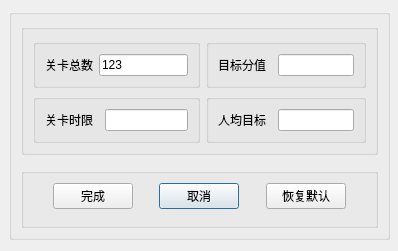
Old version of the form ui/config.ui in the repository NewerLsg/StatServer.
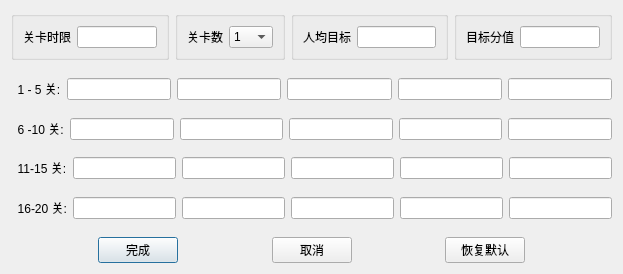
New version of the form.

```diff
--- a/ui/config.ui
+++ b/ui/config.ui
@@ -6,59 +6,32 @@
    <rect>
     <x>0</x>
     <y>0</y>
-    <width>398</width>
-    <height>251</height>
+    <width>623</width>
+    <height>274</height>
    </rect>
   </property>
   <property name="windowTitle">
    <string>Dialog</string>
   </property>
-  <widget class="QGroupBox" name="groupBox_7">
-   <property name="geometry">
-    <rect>
-     <x>9</x>
-     <y>9</y>
-     <width>381</width>
-     <height>231</height>
-    </rect>
-   </property>
-   <property name="title">
-    <string/>
-   </property>
-   <layout class="QVBoxLayout" name="verticalLayout">
-    <item>
-     <widget class="QGroupBox" name="groupBox_2">
-      <property name="title">
-       <string/>
-      </property>
-      <layout class="QGridLayout" name="gridLayout_6">
-       <item row="1" column="0" alignment="Qt::AlignHCenter">
+  <layout class="QGridLayout" name="gridLayout">
+   <item row="0" column="0">
+    <layout class="QVBoxLayout" name="verticalLayout">
+     <item>
+      <layout class="QHBoxLayout" name="horizontalLayout">
+       <item>
         <widget class="QGroupBox" name="groupBox_4">
          <property name="title">
           <string/>
          </property>
          <layout class="QGridLayout" name="gridLayout_3">
-          <item row="0" column="1" colspan="2">
-           <spacer name="verticalSpacer_3">
-            <property name="orientation">
-             <enum>Qt::Vertical</enum>
-            </property>
-            <property name="sizeHint" stdset="0">
-             <size>
-              <width>20</width>
-              <height>0</height>
-             </size>
-            </property>
-           </spacer>
-          </item>
-          <item row="1" column="0">
+          <item row="0" column="0">
            <widget class="QLabel" name="label_2">
             <property name="text">
              <string>关卡时限</string>
             </property>
            </widget>
           </item>
-          <item row="1" column="1">
+          <item row="0" column="1">
            <spacer name="horizontalSpacer_5">
             <property name="orientation">
              <enum>Qt::Horizontal</enum>
@@ -71,51 +44,31 @@
             </property>
            </spacer>
           </item>
-          <item row="1" column="2" alignment="Qt::AlignHCenter">
+          <item row="0" column="2" alignment="Qt::AlignHCenter">
            <widget class="QLineEdit" name="TimeLimitLine">
             <property name="styleSheet">
              <string notr="true">font: 12pt &quot;仿宋&quot;;</string>
             </property>
            </widget>
           </item>
-          <item row="2" column="1" colspan="2">
-           <spacer name="verticalSpacer_4">
-            <property name="orientation">
-             <enum>Qt::Vertical</enum>
-            </property>
-            <property name="sizeHint" stdset="0">
-             <size>
-              <width>20</width>
-              <height>0</height>
-             </size>
-            </property>
-           </spacer>
-          </item>
          </layout>
         </widget>
        </item>
-       <item row="0" column="1" alignment="Qt::AlignHCenter">
-        <widget class="QGroupBox" name="groupBox_5">
+       <item>
+        <widget class="QGroupBox" name="groupBox_7">
          <property name="title">
           <string/>
          </property>
-         <layout class="QGridLayout" name="gridLayout_4">
+         <layout class="QGridLayout" name="gridLayout_10">
           <item row="0" column="0" alignment="Qt::AlignVCenter">
-           <widget class="QLabel" name="label_3">
+           <widget class="QLabel" name="label_8">
             <property name="text">
-             <string>目标分值</string>
-            </property>
-           </widget>
-          </item>
-          <item row="0" column="2" alignment="Qt::AlignHCenter|Qt::AlignVCenter">
-           <widget class="QLineEdit" name="ScoreUnitLine">
-            <property name="styleSheet">
-             <string notr="true">font: 12pt &quot;宋体&quot;;</string>
+             <string>关卡数</string>
             </property>
            </widget>
           </item>
           <item row="0" column="1">
-           <spacer name="horizontalSpacer_6">
+           <spacer name="horizontalSpacer_9">
             <property name="orientation">
              <enum>Qt::Horizontal</enum>
             </property>
@@ -127,29 +80,120 @@
             </property>
            </spacer>
           </item>
-          <item row="1" column="1" colspan="2">
-           <spacer name="verticalSpacer_6">
-            <property name="orientation">
-             <enum>Qt::Vertical</enum>
-            </property>
-            <property name="sizeHint" stdset="0">
-             <size>
-              <width>20</width>
-              <height>0</height>
-             </size>
-            </property>
-           </spacer>
+          <item row="0" column="2">
+           <widget class="QComboBox" name="comboBox">
+            <item>
+             <property name="text">
+              <string>1</string>
+             </property>
+            </item>
+            <item>
+             <property name="text">
+              <string>2</string>
+             </property>
+            </item>
+            <item>
+             <property name="text">
+              <string>3</string>
+             </property>
+            </item>
+            <item>
+             <property name="text">
+              <string>4</string>
+             </property>
+            </item>
+            <item>
+             <property name="text">
+              <string>5</string>
+             </property>
+            </item>
+            <item>
+             <property name="text">
+              <string>6</string>
+             </property>
+            </item>
+            <item>
+             <property name="text">
+              <string>7</string>
+             </property>
+            </item>
+            <item>
+             <property name="text">
+              <string>8</string>
+             </property>
+            </item>
+            <item>
+             <property name="text">
+              <string>9</string>
+             </property>
+            </item>
+            <item>
+             <property name="text">
+              <string>10</string>
+             </property>
+            </item>
+            <item>
+             <property name="text">
+              <string>11</string>
+             </property>
+            </item>
+            <item>
+             <property name="text">
+              <string>12</string>
+             </property>
+            </item>
+            <item>
+             <property name="text">
+              <string>13</string>
+             </property>
+            </item>
+            <item>
+             <property name="text">
+              <string>14</string>
+             </property>
+            </item>
+            <item>
+             <property name="text">
+              <string>15</string>
+             </property>
+            </item>
+            <item>
+             <property name="text">
+              <string>16</string>
+             </property>
+            </item>
+            <item>
+             <property name="text">
+              <string>17</string>
+             </property>
+            </item>
+            <item>
+             <property name="text">
+              <string>18</string>
+             </property>
+            </item>
+            <item>
+             <property name="text">
+              <string>19</string>
+             </property>
+            </item>
+            <item>
+             <property name="text">
+              <string>20</string>
+             </property>
+            </item>
+           </widget>
           </item>
          </layout>
         </widget>
        </item>
-       <item row="1" column="1" alignment="Qt::AlignHCenter">
+       <item>
         <widget class="QGroupBox" name="groupBox_6">
          <property name="title">
           <string/>
          </property>
          <layout class="QGridLayout" name="gridLayout_5">
-          <item row="1" column="1">
+          <item row="0" column="1">
            <spacer name="horizontalSpacer_7">
             <property name="orientation">
              <enum>Qt::Horizontal</enum>
@@ -162,80 +206,51 @@
             </property>
            </spacer>
           </item>
-          <item row="0" column="1" colspan="2">
-           <spacer name="verticalSpacer_7">
-            <property name="orientation">
-             <enum>Qt::Vertical</enum>
-            </property>
-            <property name="sizeHint" stdset="0">
-             <size>
-              <width>20</width>
-              <height>0</height>
-             </size>
-            </property>
-           </spacer>
-          </item>
-          <item row="1" column="0" alignment="Qt::AlignVCenter">
+          <item row="0" column="0" alignment="Qt::AlignVCenter">
            <widget class="QLabel" name="label_4">
             <property name="text">
              <string>人均目标</string>
             </property>
            </widget>
           </item>
-          <item row="1" column="2" alignment="Qt::AlignHCenter|Qt::AlignVCenter">
+          <item row="0" column="2" alignment="Qt::AlignHCenter|Qt::AlignVCenter">
            <widget class="QLineEdit" name="TargetUnitLine">
             <property name="styleSheet">
              <string notr="true">font: 12pt &quot;宋体&quot;;</string>
             </property>
            </widget>
           </item>
-          <item row="2" column="1" colspan="2">
-           <spacer name="verticalSpacer_8">
-            <property name="orientation">
-             <enum>Qt::Vertical</enum>
-            </property>
-            <property name="sizeHint" stdset="0">
-             <size>
-              <width>20</width>
-              <height>0</height>
-             </size>
-            </property>
-           </spacer>
-          </item>
          </layout>
         </widget>
        </item>
-       <item row="0" column="0" alignment="Qt::AlignHCenter|Qt::AlignVCenter">
-        <widget class="QGroupBox" name="groupBox_3">
+       <item>
+        <widget class="QGroupBox" name="groupBox_5">
          <property name="title">
           <string/>
          </property>
-         <layout class="QGridLayout" name="gridLayout_2">
+         <layout class="QGridLayout" name="gridLayout_4">
+          <item row="0" column="0" alignment="Qt::AlignVCenter">
+           <widget class="QLabel" name="label_3">
+            <property name="text">
+             <string>目标分值</string>
+            </property>
+           </widget>
+          </item>
           <item row="0" column="2" alignment="Qt::AlignHCenter|Qt::AlignVCenter">
-           <widget class="QLineEdit" name="TotalDoorLine">
+           <widget class="QLineEdit" name="ScoreUnitLine">
             <property name="styleSheet">
              <string notr="true">font: 12pt &quot;宋体&quot;;</string>
             </property>
-            <property name="text">
-             <string>123</string>
-            </property>
-           </widget>
-          </item>
-          <item row="0" column="0">
-           <widget class="QLabel" name="label">
-            <property name="text">
-             <string>关卡总数</string>
-            </property>
            </widget>
           </item>
           <item row="0" column="1">
-           <spacer name="horizontalSpacer_9">
+           <spacer name="horizontalSpacer_6">
             <property name="orientation">
              <enum>Qt::Horizontal</enum>
             </property>
             <property name="sizeHint" stdset="0">
              <size>
-              <width>17</width>
+              <width>3</width>
               <height>20</height>
              </size>
             </property>
@@ -245,60 +260,182 @@
         </widget>
        </item>
       </layout>
-     </widget>
-    </item>
-    <item>
-     <spacer name="verticalSpacer_9">
-      <property name="orientation">
-       <enum>Qt::Vertical</enum>
-      </property>
-      <property name="sizeHint" stdset="0">
-       <size>
-        <width>20</width>
-        <height>40</height>
-       </size>
-      </property>
-     </spacer>
-    </item>
-    <item>
-     <widget class="QGroupBox" name="groupBox">
-      <property name="title">
-       <string/>
-      </property>
-      <layout class="QGridLayout" name="gridLayout">
-       <item row="0" column="4">
-        <spacer name="horizontalSpacer_3">
+     </item>
+     <item>
+      <layout class="QVBoxLayout" name="verticalLayout_2">
+       <item>
+        <spacer name="verticalSpacer_5">
          <property name="orientation">
-          <enum>Qt::Horizontal</enum>
+          <enum>Qt::Vertical</enum>
          </property>
          <property name="sizeHint" stdset="0">
           <size>
-           <width>40</width>
-           <height>20</height>
+           <width>20</width>
+           <height>40</height>
           </size>
          </property>
         </spacer>
        </item>
-       <item row="0" column="3">
-        <widget class="QPushButton" name="CancelBtn">
-         <property name="text">
-          <string>取消</string>
+       <item>
+        <layout class="QGridLayout" name="gridLayout_2">
+         <item row="0" column="0">
+          <widget class="QLabel" name="lable_4">
+           <property name="text">
+            <string>  1 - 5 关:</string>
+           </property>
+          </widget>
+         </item>
+         <item row="0" column="1">
+          <widget class="QLineEdit" name="Level1Edit"/>
+         </item>
+         <item row="0" column="2">
+          <widget class="QLineEdit" name="Level2Edit"/>
+         </item>
+         <item row="0" column="3">
+          <widget class="QLineEdit" name="Level3Edit"/>
+         </item>
+         <item row="0" column="4">
+          <widget class="QLineEdit" name="Level4Edit"/>
+         </item>
+         <item row="0" column="5">
+          <widget class="QLineEdit" name="Level5Edit"/>
+         </item>
+        </layout>
+       </item>
+       <item>
+        <spacer name="verticalSpacer_2">
+         <property name="orientation">
+          <enum>Qt::Vertical</enum>
          </property>
-        </widget>
+         <property name="sizeHint" stdset="0">
+          <size>
+           <width>20</width>
+           <height>40</height>
+          </size>
+         </property>
+        </spacer>
        </item>
-       <item row="0" column="2">
-        <spacer name="horizontalSpacer">
+       <item>
+        <layout class="QGridLayout" name="gridLayout_6">
+         <item row="0" column="0">
+          <widget class="QLabel" name="label_5">
+           <property name="text">
+            <string>  6 -10 关:</string>
+           </property>
+          </widget>
+         </item>
+         <item row="0" column="1">
+          <widget class="QLineEdit" name="Level6Edit"/>
+         </item>
+         <item row="0" column="2">
+          <widget class="QLineEdit" name="Level7Edit"/>
+         </item>
+         <item row="0" column="3">
+          <widget class="QLineEdit" name="Level8Edit"/>
+         </item>
+         <item row="0" column="4">
+          <widget class="QLineEdit" name="Level9Edit"/>
+         </item>
+         <item row="0" column="5">
+          <widget class="QLineEdit" name="Level10Edit"/>
+         </item>
+        </layout>
+       </item>
+       <item>
+        <spacer name="verticalSpacer_6">
          <property name="orientation">
-          <enum>Qt::Horizontal</enum>
+          <enum>Qt::Vertical</enum>
          </property>
          <property name="sizeHint" stdset="0">
           <size>
-           <width>40</width>
-           <height>20</height>
+           <width>20</width>
+           <height>40</height>
           </size>
          </property>
         </spacer>
        </item>
+       <item>
+        <layout class="QGridLayout" name="gridLayout_7">
+         <item row="0" column="0">
+          <widget class="QLabel" name="label_6">
+           <property name="text">
+            <string>  11-15 关:</string>
+           </property>
+          </widget>
+         </item>
+         <item row="0" column="1">
+          <widget class="QLineEdit" name="Level11Edit"/>
+         </item>
+         <item row="0" column="2">
+          <widget class="QLineEdit" name="Level12Edit"/>
+         </item>
+         <item row="0" column="3">
+          <widget class="QLineEdit" name="Level13Edit"/>
+         </item>
+         <item row="0" column="4">
+          <widget class="QLineEdit" name="Level14Edit"/>
+         </item>
+         <item row="0" column="5">
+          <widget class="QLineEdit" name="Level15Edit"/>
+         </item>
+        </layout>
+       </item>
+       <item>
+        <spacer name="verticalSpacer_10">
+         <property name="orientation">
+          <enum>Qt::Vertical</enum>
+         </property>
+         <property name="sizeHint" stdset="0">
+          <size>
+           <width>20</width>
+           <height>40</height>
+          </size>
+         </property>
+        </spacer>
+       </item>
+       <item>
+        <layout class="QGridLayout" name="gridLayout_8">
+         <item row="0" column="0">
+          <widget class="QLabel" name="label_7">
+           <property name="text">
+            <string>  16-20 关:</string>
+           </property>
+          </widget>
+         </item>
+         <item row="0" column="1">
+          <widget class="QLineEdit" name="Level16Edit"/>
+         </item>
+         <item row="0" column="2">
+          <widget class="QLineEdit" name="Level17Edit"/>
+         </item>
+         <item row="0" column="3">
+          <widget class="QLineEdit" name="Level18Edit"/>
+         </item>
+         <item row="0" column="4">
+          <widget class="QLineEdit" name="Level19Edit"/>
+         </item>
+         <item row="0" column="5">
+          <widget class="QLineEdit" name="Level20Edit"/>
+         </item>
+        </layout>
+       </item>
+       <item>
+        <spacer name="verticalSpacer_11">
+         <property name="orientation">
+          <enum>Qt::Vertical</enum>
+         </property>
+         <property name="sizeHint" stdset="0">
+          <size>
+           <width>20</width>
+           <height>40</height>
+          </size>
+         </property>
+        </spacer>
+       </item>
+      </layout>
+     </item>
+     <item>
+      <layout class="QGridLayout" name="gridLayout_9">
        <item row="0" column="0">
         <spacer name="horizontalSpacer_2">
          <property name="orientation">
@@ -319,6 +456,39 @@
          </property>
         </widget>
        </item>
+       <item row="0" column="2">
+        <spacer name="horizontalSpacer_3">
+         <property name="orientation">
+          <enum>Qt::Horizontal</enum>
+         </property>
+         <property name="sizeHint" stdset="0">
+          <size>
+           <width>40</width>
+           <height>20</height>
+          </size>
+         </property>
+        </spacer>
+       </item>
+       <item row="0" column="3">
+        <widget class="QPushButton" name="CancelBtn">
+         <property name="text">
+          <string>取消</string>
+         </property>
+        </widget>
+       </item>
+       <item row="0" column="4">
+        <spacer name="horizontalSpacer">
+         <property name="orientation">
+          <enum>Qt::Horizontal</enum>
+         </property>
+         <property name="sizeHint" stdset="0">
+          <size>
+           <width>40</width>
+           <height>20</height>
+          </size>
+         </property>
+        </spacer>
+       </item>
        <item row="0" column="5">
         <widget class="QPushButton" name="ResetBtn">
          <property name="text">
@@ -339,24 +509,34 @@
          </property>
         </spacer>
        </item>
-       <item row="1" column="3">
-        <spacer name="verticalSpacer">
-         <property name="orientation">
-          <enum>Qt::Vertical</enum>
-         </property>
-         <property name="sizeHint" stdset="0">
-          <size>
-           <width>20</width>
-           <height>40</height>
-          </size>
-         </property>
-        </spacer>
-       </item>
       </layout>
-     </widget>
-    </item>
-   </layout>
-  </widget>
+     </item>
+    </layout>
+   </item>
+  </layout>
+  <zorder>groupBox_4</zorder>
+  <zorder>groupBox_5</zorder>
+  <zorder>groupBox_6</zorder>
+  <zorder>lable_4</zorder>
+  <zorder>Level1Edit</zorder>
+  <zorder>Level2Edit</zorder>
+  <zorder>Level3Edit</zorder>
+  <zorder>Level4Edit</zorder>
+  <zorder>Level5Edit</zorder>
+  <zorder>layoutWidget</zorder>
+  <zorder>layoutWidget_2</zorder>
+  <zorder>layoutWidget_3</zorder>
+  <zorder></zorder>
+  <zorder>horizontalSpacer_2</zorder>
+  <zorder>ComfirmBtn</zorder>
+  <zorder>horizontalSpacer</zorder>
+  <zorder>horizontalSpacer_3</zorder>
+  <zorder>ResetBtn</zorder>
+  <zorder>horizontalSpacer_8</zorder>
+  <zorder>CancelBtn</zorder>
+  <zorder>verticalSpacer</zorder>
+  <zorder></zorder>
+  <zorder>groupBox_7</zorder>
  </widget>
  <resources/>
  <connections/>
```
